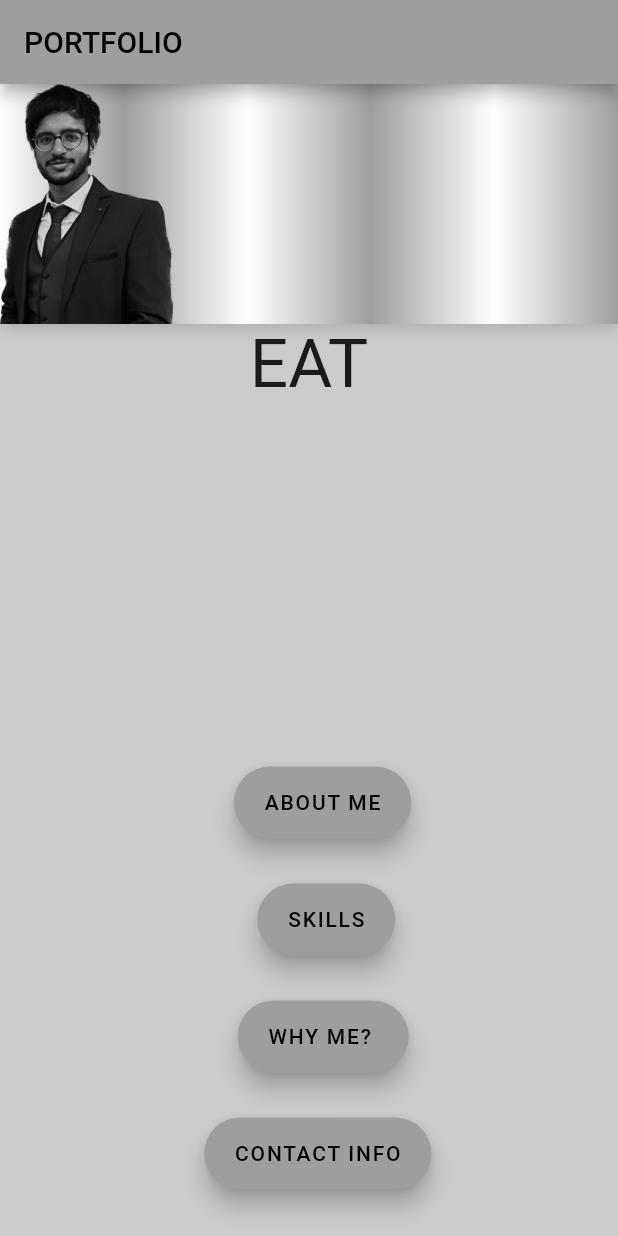
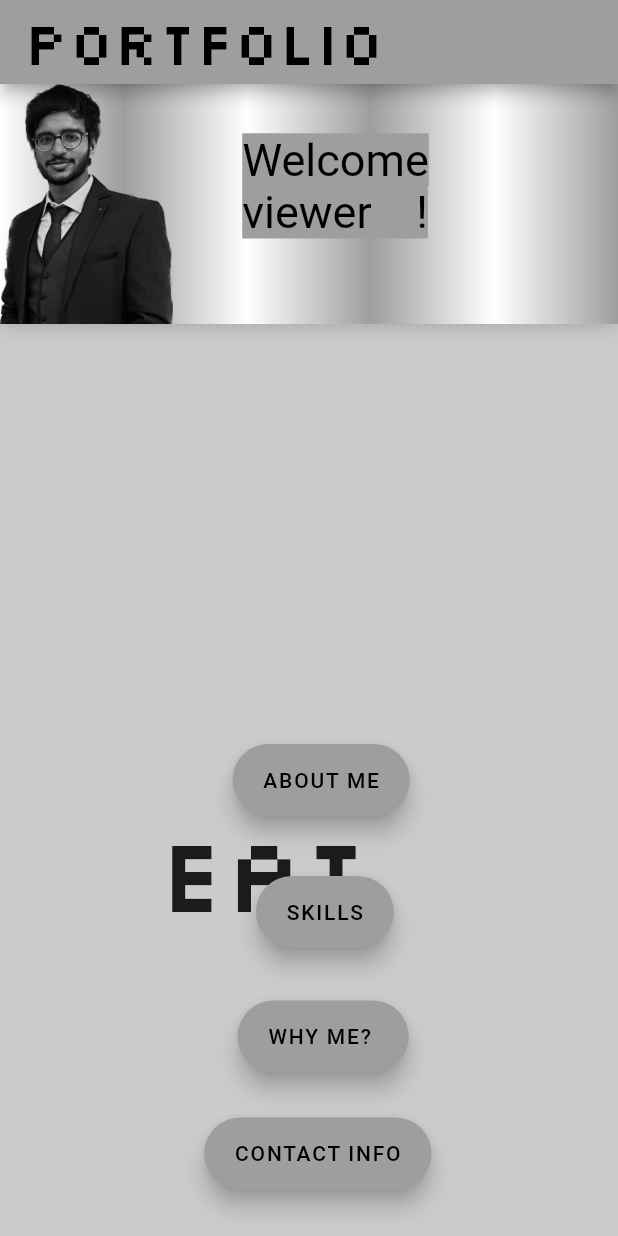
Before and after one commit to hammad0110/portfolioApp, a Flutter app: the screen it shows after launch, on a phone screen of 412 x 824 dp. Run offline on Flutter 3.47's test engine with Material 2 defaults, Android fonts, the phone set to English and light mode, and no system bars; drawn by our look-alikes of animated_text_kit.

Commit message:
Animated text effects added.

```diff
--- a/portfolio1/lib/main.dart
+++ b/portfolio1/lib/main.dart
@@ -16,7 +16,7 @@ class HomePage extends StatelessWidget {
         //use vertical to show  on vertical axis
         children: <Widget>[
           Container(
-              margin: EdgeInsets.all(15),
+              margin: EdgeInsets.all(20),
               alignment: Alignment(0.19, 2),
               child: FloatingActionButton.extended(
                 label: Text('ABOUT ME'),
@@ -27,7 +27,7 @@ class HomePage extends StatelessWidget {
 
           Container(
               alignment: Alignment(0.19, 0.2),
-              margin: EdgeInsets.all(15),
+              margin: EdgeInsets.all(20),
               child: FloatingActionButton.extended(
                 label: Text('SKILLS'),
                 onPressed: () {
@@ -61,6 +61,7 @@ class HomePage extends StatelessWidget {
       appBar: AppBar(
           title: Text(
         "PORTFOLIO",
+        style: TextStyle(fontFamily: 'Silkscreen', fontSize: 40),
       )),
       body: Center(
         child: Column(
@@ -93,62 +94,43 @@ class HomePage extends StatelessWidget {
                   width: 180,
                 )),
             Container(
+              width: 200,
+              height: 200,
+              child: AnimatedTextKit(
+                animatedTexts: [
+                  TyperAnimatedText('Welcome viewer    !',
+                      textStyle: TextStyle(
+                          color: Colors.black,
+                          fontSize: 30,
+                          backgroundColor: Colors.grey)),
+                  TyperAnimatedText(
+                      "My name is Hammad and I'm a trainee at GDSC.",
+                      textStyle: TextStyle(
+                          fontFamily: 'AbyssinicaSIL',
+                          fontSize: 22,
+                          fontWeight: FontWeight.bold)),
+                ],
+              ),
+              alignment: Alignment(52, -4.8),
+              margin: const EdgeInsets.fromLTRB(111, 120, 0, 0),
+            ),
+            Container(
+              margin: const EdgeInsets.fromLTRB(40, 0, 100, 0),
+              alignment: Alignment.center,
               child: AnimatedTextKit(
                 animatedTexts: [
                   RotateAnimatedText('EAT',
-                      alignment: Alignment(0.4, -3.5),
-                      textStyle: TextStyle(fontSize: 45)),
+                      alignment: Alignment(0.4, -4),
+                      textStyle:
+                          TextStyle(fontFamily: 'Silkscreen', fontSize: 70)),
+                  RotateAnimatedText('CODE',
+                      alignment: Alignment(0.4, -4),
+                      textStyle:
+                          TextStyle(fontFamily: 'Silkscreen', fontSize: 70)),
                   RotateAnimatedText('SLEEP',
-                      alignment: Alignment(0.4, -3.5),
-                      textStyle: TextStyle(fontSize: 45)),
-                  RotateAnimatedText('CODE',
-                      alignment: Alignment(0.4, -3.5),
-                      textStyle: TextStyle(fontSize: 45)),
-                  RotateAnimatedText('EAT',
-                      alignment: Alignment(0.4, -3.5),
-                      textStyle: TextStyle(fontSize: 45)),
-                  RotateAnimatedText('SLEEP',
-                      alignment: Alignment(0.4, -3.5),
-                      textStyle: TextStyle(fontSize: 45)),
-                  RotateAnimatedText('CODE',
-                      alignment: Alignment(0.4, -3.5),
-                      textStyle: TextStyle(fontSize: 45)),
-                  RotateAnimatedText('EAT',
-                      alignment: Alignment(0.4, -3.5),
-                      textStyle: TextStyle(fontSize: 45)),
-                  RotateAnimatedText('SLEEP',
-                      alignment: Alignment(0.4, -3.5),
-                      textStyle: TextStyle(fontSize: 45)),
-                  RotateAnimatedText('CODE',
-                      alignment: Alignment(0.4, -3.5),
-                      textStyle: TextStyle(fontSize: 45)),
-                  RotateAnimatedText('EAT',
-                      alignment: Alignment(0.4, -3.5),
-                      textStyle: TextStyle(fontSize: 45)),
-                  RotateAnimatedText('SLEEP',
-                      alignment: Alignment(0.4, -3.5),
-                      textStyle: TextStyle(fontSize: 45)),
-                  RotateAnimatedText('CODE',
-                      alignment: Alignment(0.4, -3.5),
-                      textStyle: TextStyle(fontSize: 45)),
-                  RotateAnimatedText('EAT',
-                      alignment: Alignment(0.4, -3.5),
-                      textStyle: TextStyle(fontSize: 45)),
-                  RotateAnimatedText('SLEEP',
-                      alignment: Alignment(0.4, -3.5),
-                      textStyle: TextStyle(fontSize: 45)),
-                  RotateAnimatedText('CODE',
-                      alignment: Alignment(0.4, -3.5),
-                      textStyle: TextStyle(fontSize: 45)),
-                  RotateAnimatedText('EAT',
-                      alignment: Alignment(0.4, -3.5),
-                      textStyle: TextStyle(fontSize: 45)),
-                  RotateAnimatedText('SLEEP',
-                      alignment: Alignment(0.4, -3.5),
-                      textStyle: TextStyle(fontSize: 45)),
-                  RotateAnimatedText('CODE',
-                      alignment: Alignment(0.4, -3.5),
-                      textStyle: TextStyle(fontSize: 45)),
+                      alignment: Alignment(0.4, -4),
+                      textStyle:
+                          TextStyle(fontFamily: 'Silkscreen', fontSize: 70)),
                 ],
               ),
             ),
```
Also changed, not shown: portfolio1/pubspec.yaml (+13 -0 lines), portfolio1/fonts/AbyssinicaSIL-Regular.ttf (added), portfolio1/fonts/Silkscreen-Bold.ttf (added), portfolio1/fonts/Silkscreen-Regular.ttf (added), portfolio1/pubspec.lock, 11 other files.
